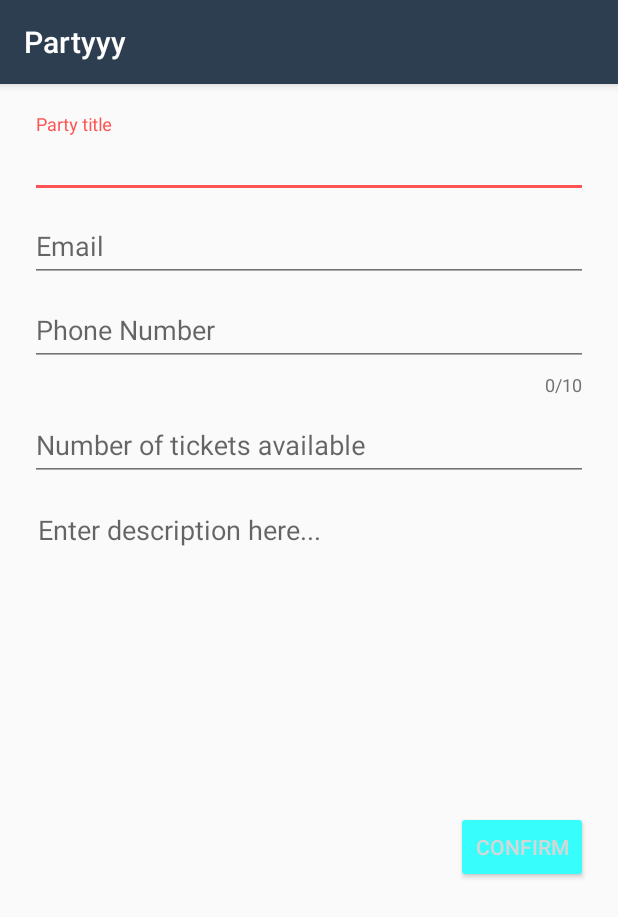
After one commit to krsnvijay/Partyyy, an Android app: the AddAParty screen opened directly, with no data from a screen before it, on a phone screen of 412 x 824 dp. The commit adds this screen. Shown: the top 917 px of the screen. Run offline under Robolectric (Android 15) with nearby library versions, the phone set to English and light mode, and no system bars.

Commit message:
side bar

```diff
--- a/app/build.gradle
+++ b/app/build.gradle
@@ -45,6 +45,7 @@ dependencies {
     compile 'com.android.support:appcompat-v7:25.1.1'
     compile 'com.android.support:design:25.1.1'
     compile 'com.android.support:support-vector-drawable:25.1.1'
+    compile 'com.android.support.constraint:constraint-layout:+'
     testCompile 'junit:junit:4.12'
     annotationProcessor 'com.jakewharton:butterknife-compiler:8.4.0'
 }
--- a/app/src/main/AndroidManifest.xml
+++ b/app/src/main/AndroidManifest.xml
@@ -5,7 +5,7 @@
 
     <application
         android:allowBackup="true"
-        android:icon="@mipmap/ic_launcher"
+        android:icon="@drawable/ic_confetti"
         android:label="@string/app_name"
         android:supportsRtl="true"
         android:theme="@style/AppTheme"
@@ -20,7 +20,8 @@
             </intent-filter>
         </activity>
         <activity android:name=".Register" />
-        <activity android:name=".MainActivity"></activity>
+        <activity android:name=".MainActivity" />
+        <activity android:name=".AddAParty"></activity>
     </application>
 
 </manifest>
--- /dev/null
+++ b/app/src/main/java/partyyy/com/notadeveloper/app/partyyy/AddAParty.java
@@ -0,0 +1,13 @@
+package partyyy.com.notadeveloper.app.partyyy;
+
+import android.support.v7.app.AppCompatActivity;
+import android.os.Bundle;
+
+public class AddAParty extends AppCompatActivity {
+
+    @Override
+    protected void onCreate(Bundle savedInstanceState) {
+        super.onCreate(savedInstanceState);
+        setContentView(R.layout.activity_add_aparty);
+    }
+}
--- a/app/src/main/java/partyyy/com/notadeveloper/app/partyyy/Register.java
+++ b/app/src/main/java/partyyy/com/notadeveloper/app/partyyy/Register.java
@@ -1,6 +1,7 @@
 package partyyy.com.notadeveloper.app.partyyy;
 
 import android.content.Intent;
+import android.graphics.Color;
 import android.graphics.Paint;
 import android.support.design.widget.Snackbar;
 import android.support.design.widget.TextInputLayout;
@@ -106,7 +107,9 @@ public class Register extends AppCompatActivity {
                 if (!check.isChecked())
                 {
                     cancel = true;
-                    Snackbar.make(findViewById(android.R.id.content),"Accept T&C", Snackbar.LENGTH_SHORT).show();
+                    Snackbar.make(findViewById(android.R.id.content),"Accept T&C", Snackbar.LENGTH_SHORT)
+                            .setActionTextColor(Color.WHITE)
+                            .show();
                     focusView=check;
                 }
 
--- /dev/null
+++ b/app/src/main/res/layout/activity_add_aparty.xml
@@ -0,0 +1,98 @@
+<?xml version="1.0" encoding="utf-8"?>
+<ScrollView xmlns:android="http://schemas.android.com/apk/res/android"
+    android:layout_width="match_parent"
+    android:layout_height="match_parent"
+    xmlns:app="http://schemas.android.com/apk/res-auto">
+    <LinearLayout xmlns:android="http://schemas.android.com/apk/res/android"
+        xmlns:tools="http://schemas.android.com/tools"
+        android:id="@+id/activity_signup"
+        android:layout_width="match_parent"
+        android:layout_height="match_parent"
+        android:paddingBottom="@dimen/activity_vertical_margin"
+        android:paddingLeft="@dimen/activity_horizontal_margin"
+        android:paddingRight="@dimen/activity_horizontal_margin"
+        android:paddingTop="@dimen/activity_vertical_margin"
+        tools:context="com.notadeveloper.app.sgnpharmacy.Register"
+        android:orientation="vertical"
+        android:padding="20dp">
+        <android.support.design.widget.TextInputLayout
+            android:id="@+id/title1"
+            android:layout_width="match_parent"
+            android:layout_height="wrap_content">
+            <AutoCompleteTextView
+                android:id="@+id/title"
+                android:layout_width="match_parent"
+                android:layout_height="wrap_content"
+                android:digits="abcdefghijklmnopqrstuvwxyzABCDEFGHIJKLMNOPQRSTUVWXYZ "
+                android:hint="Party title"
+                android:maxLines="1"
+                />
+        </android.support.design.widget.TextInputLayout>
+
+        <android.support.design.widget.TextInputLayout
+            android:id="@+id/emaila"
+            android:layout_width="match_parent"
+            android:layout_height="wrap_content">
+            <AutoCompleteTextView
+                android:id="@+id/email"
+                android:layout_width="match_parent"
+                android:layout_height="wrap_content"
+                android:inputType="textEmailAddress"
+                android:hint="Email"
+                android:maxLines="1"
+                />
+        </android.support.design.widget.TextInputLayout>
+
+        <android.support.design.widget.TextInputLayout
+            android:id="@+id/number1"
+            android:layout_width="match_parent"
+            android:layout_height="wrap_content"
+            app:counterEnabled="true"
+            app:counterMaxLength="10">
+            <AutoCompleteTextView
+                android:id="@+id/number"
+                android:layout_width="match_parent"
+                android:layout_height="wrap_content"
+                android:inputType="number"
+                android:hint="Phone Number"
+                android:maxLines="1"
+                android:maxLength="10"
+                />
+        </android.support.design.widget.TextInputLayout>
+        <android.support.design.widget.TextInputLayout
+            android:id="@+id/tickets1"
+            android:layout_width="match_parent"
+            android:layout_height="wrap_content">
+            <AutoCompleteTextView
+                android:id="@+id/tickets"
+                android:layout_width="match_parent"
+                android:layout_height="wrap_content"
+                android:inputType="number"
+                android:hint="Number of tickets available"
+                android:maxLines="1"
+                android:maxLength="4"
+                />
+        </android.support.design.widget.TextInputLayout>
+        <TextView
+            android:id="@+id/text"
+            android:textSize="18dp"
+            android:layout_width="match_parent"
+            android:layout_height="200dp"
+            android:layout_below="@+id/question"
+            android:editable="true"
+            android:focusableInTouchMode="true"
+            android:hint="Enter description here..."
+            android:layout_marginLeft="5dp"
+            android:layout_marginTop="20dp"/>
+
+        <Button
+            android:id="@+id/confirm"
+            android:layout_width="wrap_content"
+            android:layout_height="wrap_content"
+            android:filterTouchesWhenObscured="true"
+            android:text="Confirm"
+            android:layout_gravity="right"
+            android:theme="@style/AccentButton" />
+
+    </LinearLayout>
+</ScrollView>
--- a/app/src/main/res/values/strings.xml
+++ b/app/src/main/res/values/strings.xml
@@ -8,4 +8,6 @@
     <string name="sign_in_cancelled">Sign In Cancelled</string>
     <string name="no_internet_connection">No Internet Connection!</string>
     <string name="unknown_error">Unknown Error</string>
+    <string name="Open">Open</string>
+    <string name="Close">Close</string>
 </resources>
```
Also changed, not shown: app/src/main/java/partyyy/com/notadeveloper/app/partyyy/MainActivity.java (+91 -0 lines), app/src/main/res/drawable/ic_assignment_black_24dp.xml (added, +9 -0 lines), app/src/main/res/drawable/ic_settings_black_24dp.xml (added, +9 -0 lines), app/src/main/res/drawable/ic_undo_black_24dp.xml (added, +9 -0 lines), app/src/main/res/layout/activity_main.xml (+20 -8 lines), app/src/main/res/layout/navigation_header.xml (added, +23 -0 lines), app/src/main/res/menu/navigation_menu.xml (added, +26 -0 lines).
